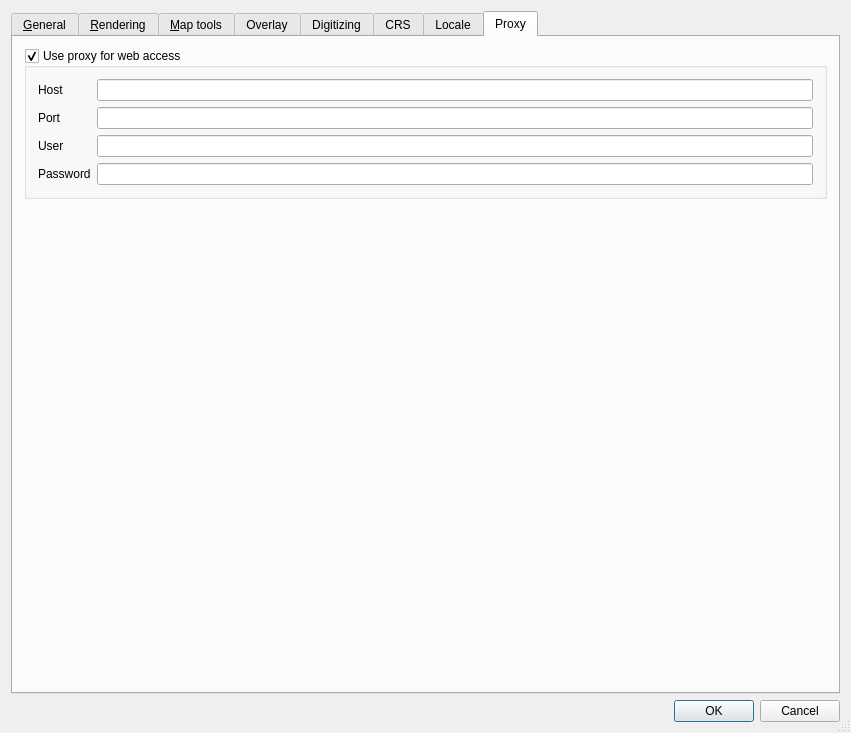
stopa85/Quantum-GIS, file src/ui/qgsoptionsbase.ui: the form before one commit.
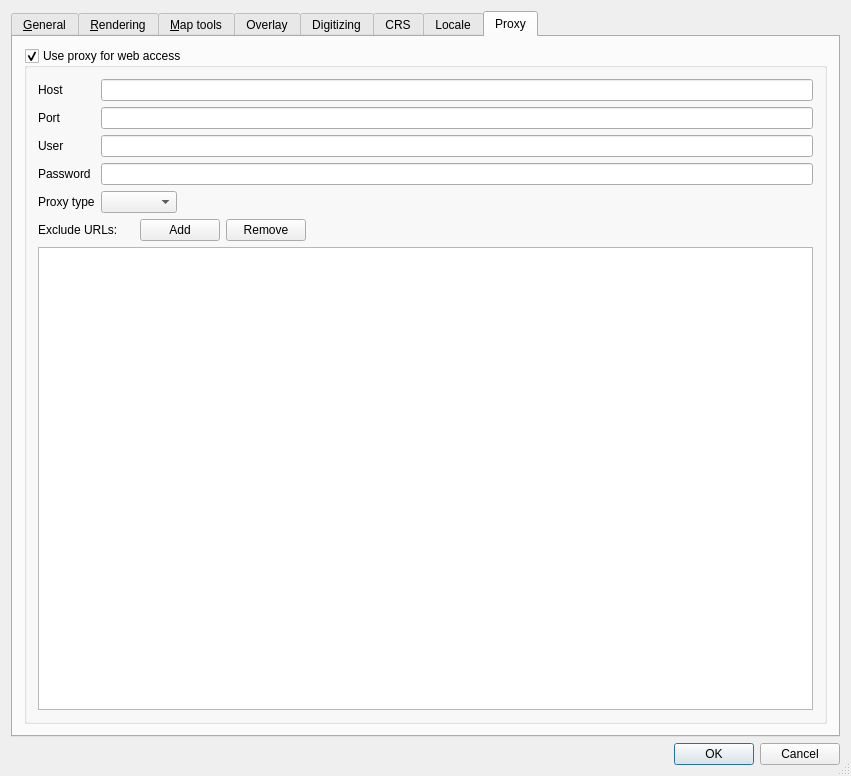
The form after the commit. The open tabs and pages were chosen to show the change. Icons and pictures are not drawn. Custom widgets are drawn as their Qt base class.

Patch:
```diff
--- a/src/ui/qgsoptionsbase.ui
+++ b/src/ui/qgsoptionsbase.ui
@@ -6,7 +6,7 @@
     <x>0</x>
     <y>0</y>
     <width>851</width>
-    <height>733</height>
+    <height>776</height>
    </rect>
   </property>
   <property name="windowTitle" >
@@ -1063,7 +1063,7 @@
             </property>
            </widget>
           </item>
-          <item row="0" column="1" >
+          <item row="0" column="1" colspan="5" >
            <widget class="QLineEdit" name="leProxyHost" />
           </item>
           <item row="1" column="0" >
@@ -1076,7 +1076,7 @@
             </property>
            </widget>
           </item>
-          <item row="1" column="1" >
+          <item row="1" column="1" colspan="5" >
            <widget class="QLineEdit" name="leProxyPort" />
           </item>
           <item row="2" column="0" >
@@ -1089,7 +1089,7 @@
             </property>
            </widget>
           </item>
-          <item row="2" column="1" >
+          <item row="2" column="1" colspan="5" >
            <widget class="QLineEdit" name="leProxyUser" >
             <property name="toolTip" >
              <string>Leave this blank if no proxy username / password are required</string>
@@ -1106,7 +1106,7 @@
             </property>
            </widget>
           </item>
-          <item row="3" column="1" >
+          <item row="3" column="1" colspan="5" >
            <widget class="QLineEdit" name="leProxyPassword" >
             <property name="toolTip" >
              <string>Leave this blank if no proxy username / password are required</string>
@@ -1116,22 +1116,69 @@
             </property>
            </widget>
           </item>
+          <item row="4" column="0" >
+           <widget class="QLabel" name="mTypeLabel" >
+            <property name="text" >
+             <string>Proxy type</string>
+            </property>
+           </widget>
+          </item>
+          <item row="4" column="1" colspan="2" >
+           <widget class="QComboBox" name="mProxyTypeComboBox" />
+          </item>
+          <item row="4" column="3" colspan="3" >
+           <spacer>
+            <property name="orientation" >
+             <enum>Qt::Horizontal</enum>
+            </property>
+            <property name="sizeHint" >
+             <size>
+              <width>241</width>
+              <height>20</height>
+             </size>
+            </property>
+           </spacer>
+          </item>
+          <item row="5" column="0" colspan="2" >
+           <widget class="QLabel" name="mExcludeUrlsLabel" >
+            <property name="text" >
+             <string>Exclude URLs:</string>
+            </property>
+           </widget>
+          </item>
+          <item row="5" column="2" colspan="2" >
+           <widget class="QPushButton" name="mAddUrlPushButton" >
+            <property name="text" >
+             <string>Add</string>
+            </property>
+           </widget>
+          </item>
+          <item row="5" column="4" >
+           <widget class="QPushButton" name="mRemoveUrlPushButton" >
+            <property name="text" >
+             <string>Remove</string>
+            </property>
+           </widget>
+          </item>
+          <item row="5" column="5" >
+           <spacer>
+            <property name="orientation" >
+             <enum>Qt::Horizontal</enum>
+            </property>
+            <property name="sizeHint" >
+             <size>
+              <width>391</width>
+              <height>20</height>
+             </size>
+            </property>
+           </spacer>
+          </item>
+          <item row="6" column="0" colspan="6" >
+           <widget class="QListWidget" name="mExcludeUrlListWidget" />
+          </item>
          </layout>
         </widget>
        </item>
-       <item row="1" column="0" >
-        <spacer>
-         <property name="orientation" >
-          <enum>Qt::Vertical</enum>
-         </property>
-         <property name="sizeHint" >
-          <size>
-           <width>20</width>
-           <height>40</height>
-          </size>
-         </property>
-        </spacer>
-       </item>
       </layout>
      </widget>
     </widget>
```
Left out of the diff: 36 changed lines with no effect on the pictures.
